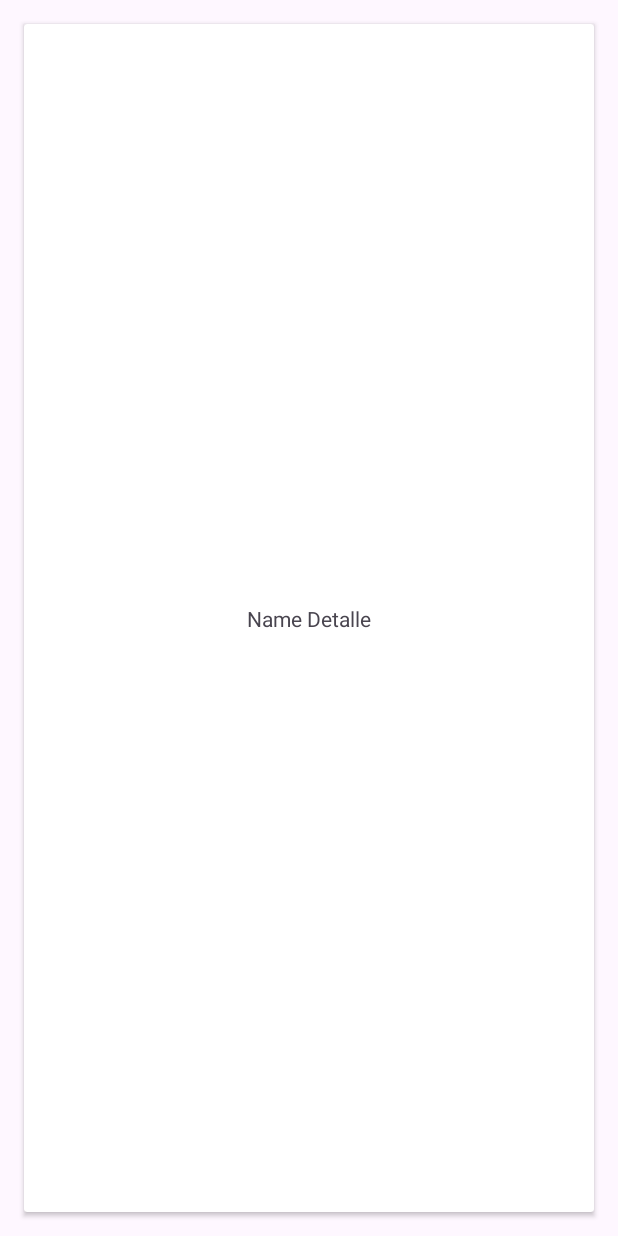
After one commit to OskarUno/ApiTelefonosV1, an Android app: the DetalleFragment screen opened through its navigation route, on a phone screen of 412 x 824 dp. The commit adds this screen. Run offline under Robolectric (Android 15) with nearby library versions, the phone set to English and light mode, and no system bars; our stand-ins replace Room's generated code; network calls fail; pictures from the network do not load; 1 statement that could not run was skipped.

Commit message:
Sprint Final Modulo 6. Se agrega fragmento detalle y se muestra id en pantalla, se logra persistencia de datos segun la seleccion del listado

```diff
--- a/app/src/main/java/com/awakelab/oskar/apitelefonosv1/data/local/MovilDao.kt
+++ b/app/src/main/java/com/awakelab/oskar/apitelefonosv1/data/local/MovilDao.kt
@@ -17,6 +17,6 @@ interface MovilDao {
     fun getAllMoviles(): LiveData<List<MovilEntity>>
 
     @Query("select * from tabla_movil_detalle where id = :id")
-    fun getMovil(id: Int) : LiveData<MovilEntity>
+    fun getMovil(id: Int) : LiveData<DetalleEntity>
 
 }
--- /dev/null
+++ b/app/src/main/java/com/awakelab/oskar/apitelefonosv1/presentacion/DetalleFragment.kt
@@ -0,0 +1,47 @@
+package com.awakelab.oskar.apitelefonosv1.presentacion
+
+import android.os.Bundle
+import android.view.LayoutInflater
+import android.view.View
+import android.view.ViewGroup
+import androidx.fragment.app.Fragment
+import androidx.fragment.app.activityViewModels
+import com.awakelab.oskar.apitelefonosv1.databinding.FragmentDetalleBinding
+
+private const val ARG_PARAM1 = "id"
+
+class DetalleFragment : Fragment() {
+    private lateinit var binding: FragmentDetalleBinding
+    private val movilVM: MovilViewModel by activityViewModels()
+
+    private var idParam: Int? = null
+
+    override fun onCreate(savedInstanceState: Bundle?) {
+        super.onCreate(savedInstanceState)
+        arguments?.let {
+            idParam = it.getInt(ARG_PARAM1)
+        }
+    }
+
+    override fun onCreateView(
+        inflater: LayoutInflater, container: ViewGroup?,
+        savedInstanceState: Bundle?,
+    ): View? {
+        binding = FragmentDetalleBinding.inflate(layoutInflater,container,false)
+        movilVM.getDetalleMovilVM(idParam)
+        initListener()
+
+        return binding.root
+    }
+
+    private  fun initListener() {
+
+        idParam?.let { it ->
+            movilVM.detalleLiveData(it).observe(viewLifecycleOwner){
+               binding.tvNameD.text = idParam.toString()
+            }
+        }
+
+    }
+
+}
--- a/app/src/main/java/com/awakelab/oskar/apitelefonosv1/presentacion/ListadoMovilesFragment.kt
+++ b/app/src/main/java/com/awakelab/oskar/apitelefonosv1/presentacion/ListadoMovilesFragment.kt
@@ -24,7 +24,7 @@ class ListadoMovilesFragment : Fragment() {
     ): View? {
 binding = FragmentListadoMovilesBinding.inflate(layoutInflater,container,false)
         initAdapter()
-        movilVM.getAllMoviles()
+        movilVM.getAllMovilesVM()
         return binding.root
     }
 
--- a/app/src/main/java/com/awakelab/oskar/apitelefonosv1/presentacion/MovilViewModel.kt
+++ b/app/src/main/java/com/awakelab/oskar/apitelefonosv1/presentacion/MovilViewModel.kt
@@ -13,17 +13,23 @@ class MovilViewModel(application: Application) : AndroidViewModel(application) {
     private val repository: Repository
 
     fun movilLiveData() = repository.obtenerMovilEntity()
+    fun detalleLiveData(id: Int) = repository.obtenerDetalleEntity(id)
 
     init {
         val api = MovilRetroFit.getRetrofitMovil()
         val dao = MovilDataBase.getDatabase(application).getMovilDao()
         val dApi = DetalleRetroFit.getRetrofitDetalle()
-        repository = Repository(api, dao,dApi)
+        repository = Repository(api, dao, dApi)
     }
 
-    fun getAllMoviles() = viewModelScope.launch {
+    fun getAllMovilesVM() = viewModelScope.launch {
         repository.obtenerMoviles()
     }
 
+    fun getDetalleMovilVM(id: Int?) = viewModelScope.launch {
+        if (id != null) {
+            repository.obtenerDetalleMovil(id)
+        }
+    }
 
 }
--- /dev/null
+++ b/app/src/main/res/layout/fragment_detalle.xml
@@ -0,0 +1,37 @@
+<?xml version="1.0" encoding="utf-8"?>
+<androidx.constraintlayout.widget.ConstraintLayout xmlns:android="http://schemas.android.com/apk/res/android"
+    xmlns:app="http://schemas.android.com/apk/res-auto"
+    xmlns:tools="http://schemas.android.com/tools"
+    android:layout_width="match_parent"
+    android:layout_height="match_parent"
+    tools:context=".presentacion.DetalleFragment" >
+
+    <androidx.cardview.widget.CardView
+        android:layout_width="0dp"
+        android:layout_height="0dp"
+        android:layout_marginStart="16dp"
+        android:layout_marginTop="16dp"
+        android:layout_marginEnd="16dp"
+        android:layout_marginBottom="16dp"
+        app:layout_constraintBottom_toBottomOf="parent"
+        app:layout_constraintEnd_toEndOf="parent"
+        app:layout_constraintStart_toStartOf="parent"
+        app:layout_constraintTop_toTopOf="parent">
+
+        <androidx.constraintlayout.widget.ConstraintLayout
+            android:layout_width="match_parent"
+            android:layout_height="match_parent">
+
+            <TextView
+                android:id="@+id/tvNameD"
+                android:layout_width="0dp"
+                android:layout_height="wrap_content"
+                android:text="Name Detalle"
+                android:textAlignment="center"
+                app:layout_constraintBottom_toBottomOf="parent"
+                app:layout_constraintEnd_toEndOf="parent"
+                app:layout_constraintStart_toStartOf="parent"
+                app:layout_constraintTop_toTopOf="parent" />
+        </androidx.constraintlayout.widget.ConstraintLayout>
+    </androidx.cardview.widget.CardView>
+</androidx.constraintlayout.widget.ConstraintLayout>
--- a/app/src/main/res/navigation/nav_graph.xml
+++ b/app/src/main/res/navigation/nav_graph.xml
@@ -9,5 +9,14 @@
         android:id="@+id/listadoMovilesFragment"
         android:name="com.awakelab.oskar.apitelefonosv1.presentacion.ListadoMovilesFragment"
         android:label="fragment_listado_moviles"
-        tools:layout="@layout/fragment_listado_moviles" />
+        tools:layout="@layout/fragment_listado_moviles" >
+        <action
+            android:id="@+id/action_listadoMovilesFragment_to_detalleFragment"
+            app:destination="@id/detalleFragment" />
+    </fragment>
+    <fragment
+        android:id="@+id/detalleFragment"
+        android:name="com.awakelab.oskar.apitelefonosv1.presentacion.DetalleFragment"
+        android:label="fragment_detalle"
+        tools:layout="@layout/fragment_detalle" />
 </navigation>
```
Also changed, not shown: app/src/main/java/com/awakelab/oskar/apitelefonosv1/data/Repository.kt (+15 -22 lines), app/src/main/java/com/awakelab/oskar/apitelefonosv1/data/remote/DetalleDataClass.kt (+7 -7 lines), app/src/main/java/com/awakelab/oskar/apitelefonosv1/presentacion/AdapterMoviles.kt (+8 -0 lines).
